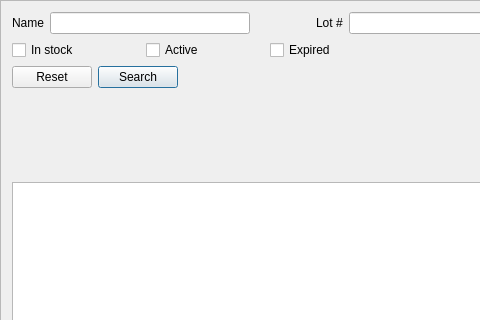
First picture: the form in mtrack/inventoryframe.ui, repository kyledevans/Medicine-Track, before the edit; both pictures show x 0 to 480 and y 0 to 320 of the 921 by 655 pixel window.
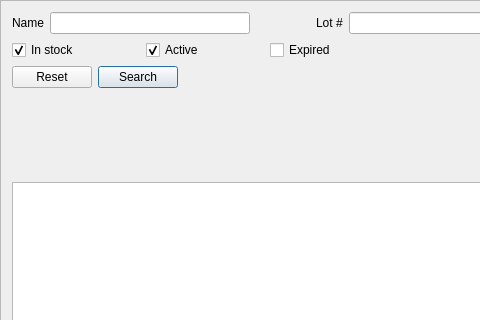
Second picture: the form after the edit.

Commit message: Fixed a bug with inventory. 	modified:   mtrack/alterprescriptionwizard.cpp 	modified:   mtrack/altershipmentwizard.cpp 	modified:   mtrack/apw_page01.ui 	modified:   mtrack/asw_page00.cpp 	modified:   mtrack/asw_page00.ui 	modified:   mtrack/inventoryframe.cpp 	modified:   mtrack/inventoryframe.ui 	modified:   mtrack/shipmentrecord.cpp

What changed in the file:
```diff
--- a/mtrack/inventoryframe.ui
+++ b/mtrack/inventoryframe.ui
@@ -145,6 +145,9 @@
        <property name="text">
         <string>In stock</string>
        </property>
+       <property name="checked">
+        <bool>true</bool>
+       </property>
       </widget>
      </item>
      <item>
@@ -168,6 +171,9 @@
        <property name="text">
         <string>Active</string>
        </property>
+       <property name="checked">
+        <bool>true</bool>
+       </property>
       </widget>
      </item>
      <item>
```
The commit also changes 7 other files.
